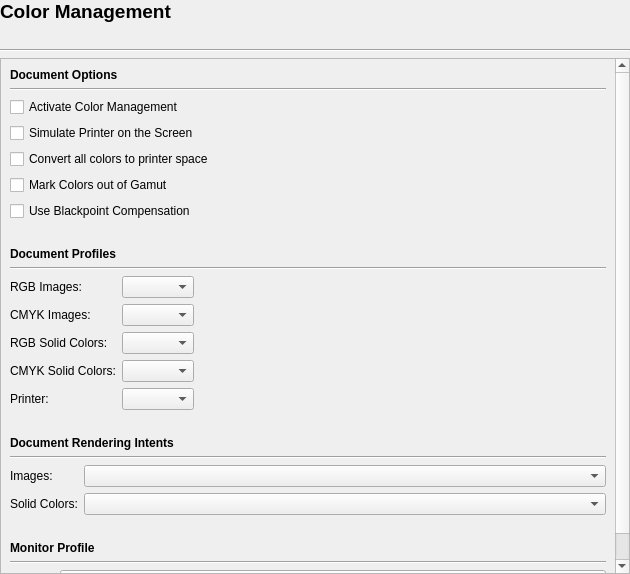
Above: scribus/ui/prefs_colormanagementbase.ui from scribusproject/scribus before the change. Below: the same form after it.
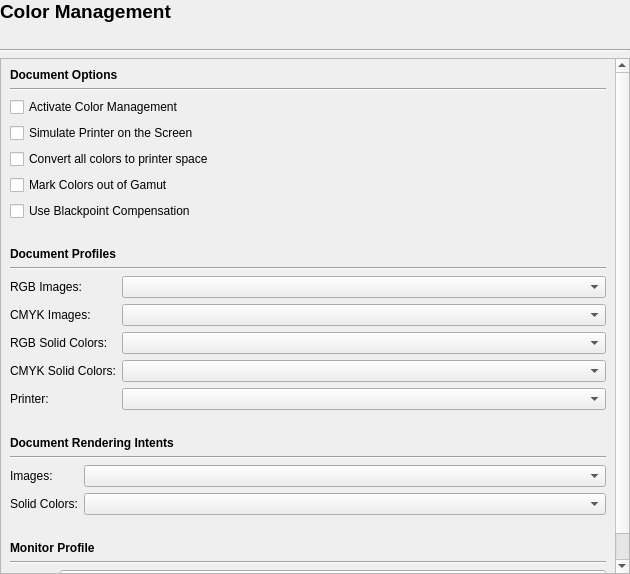
That is the form after the change.

Commit message: #17058: ICC profile comboboxes too short <pmjdebruijn>

The edit to the form file:
```diff
--- a/scribus/ui/prefs_colormanagementbase.ui
+++ b/scribus/ui/prefs_colormanagementbase.ui
@@ -174,7 +174,7 @@
        <item>
         <layout class="QFormLayout" name="formLayout">
          <property name="fieldGrowthPolicy">
-          <enum>QFormLayout::FieldsStayAtSizeHint</enum>
+          <enum>QFormLayout::AllNonFixedFieldsGrow</enum>
          </property>
          <property name="formAlignment">
           <set>Qt::AlignLeading|Qt::AlignLeft|Qt::AlignTop</set>
```
